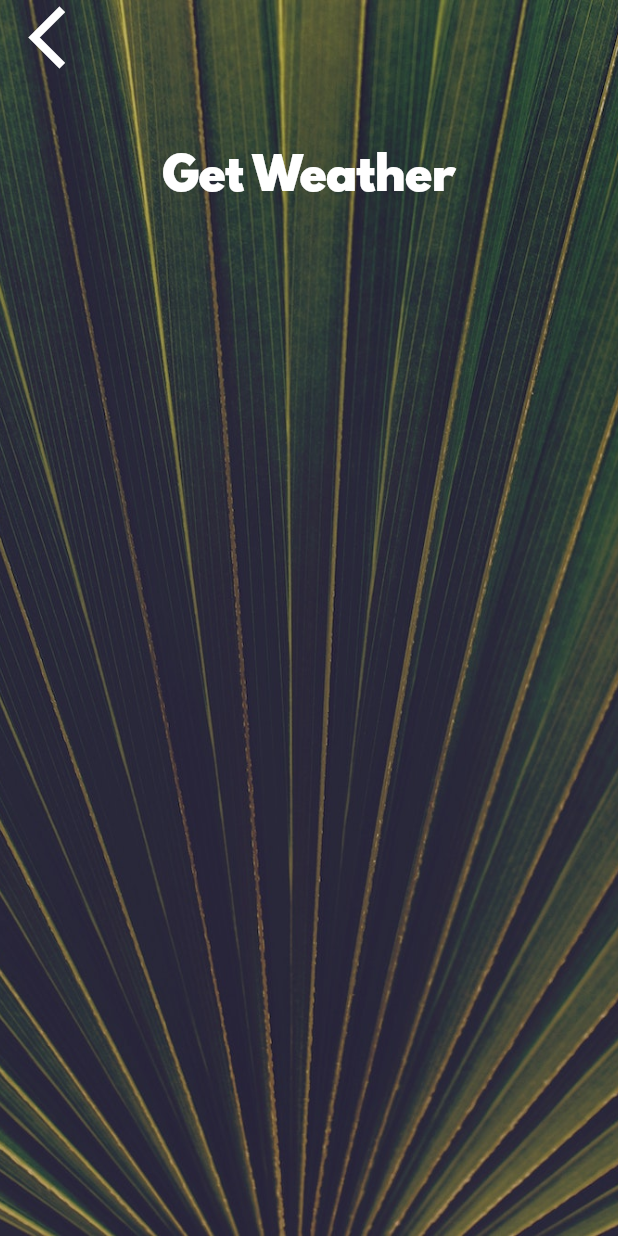
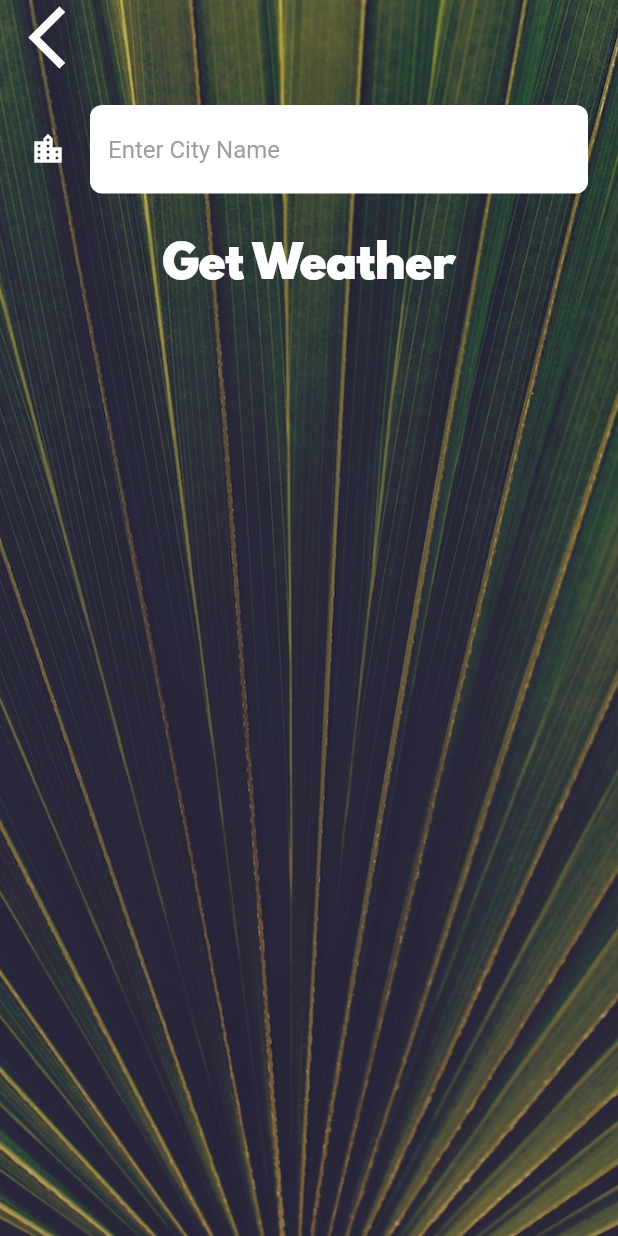
Before and after one commit to abd99/flutter-clima, a Flutter app: the CityScreen screen opened directly, on a phone screen of 412 x 824 dp. Run offline on Flutter 3.47's test engine with Material 2 defaults, Android fonts, the phone set to English and light mode, and no system bars; our stand-ins replace flutter_spinkit, geolocator; network calls fail.

Commit message:
Add option to search weather by city

```diff
--- a/lib/screens/city_screen.dart
+++ b/lib/screens/city_screen.dart
@@ -7,6 +7,8 @@ class CityScreen extends StatefulWidget {
 }
 
 class _CityScreenState extends State<CityScreen> {
+  String cityName;
+
   @override
   Widget build(BuildContext context) {
     return Scaffold(
@@ -24,7 +26,9 @@ class _CityScreenState extends State<CityScreen> {
               Align(
                 alignment: Alignment.topLeft,
                 child: FlatButton(
-                  onPressed: () {},
+                  onPressed: () {
+                    Navigator.pop(context);
+                  },
                   child: Icon(
                     Icons.arrow_back_ios,
                     size: 50.0,
@@ -33,10 +37,20 @@ class _CityScreenState extends State<CityScreen> {
               ),
               Container(
                 padding: EdgeInsets.all(20.0),
-                child: null,
+                child: TextField(
+                  style: TextStyle(
+                    color: Colors.black,
+                  ),
+                  decoration: kTextFieldInputDecoration,
+                  onChanged: (value) {
+                    cityName = value;
+                  },
+                ),
               ),
               FlatButton(
-                onPressed: () {},
+                onPressed: () {
+                  Navigator.pop(context, cityName);
+                },
                 child: Text(
                   'Get Weather',
                   style: kButtonTextStyle,
--- a/lib/utilities/constants.dart
+++ b/lib/utilities/constants.dart
@@ -18,3 +18,22 @@ const kButtonTextStyle = TextStyle(
 const kConditionTextStyle = TextStyle(
   fontSize: 100.0,
 );
+
+const kTextFieldInputDecoration = InputDecoration(
+  filled: true,
+  fillColor: Colors.white,
+  icon: Icon(
+    Icons.location_city,
+    color: Colors.white,
+  ),
+  hintText: 'Enter City Name',
+  hintStyle: TextStyle(
+    color: Colors.grey,
+  ),
+  border: OutlineInputBorder(
+    borderRadius: BorderRadius.all(
+      Radius.circular(8.0),
+    ),
+    borderSide: BorderSide.none,
+  ),
+);
```
Also changed, not shown: lib/screens/loading_screen.dart (+3 -11 lines), lib/screens/location_screen.dart (+25 -2 lines), lib/services/weather.dart (+24 -0 lines).
